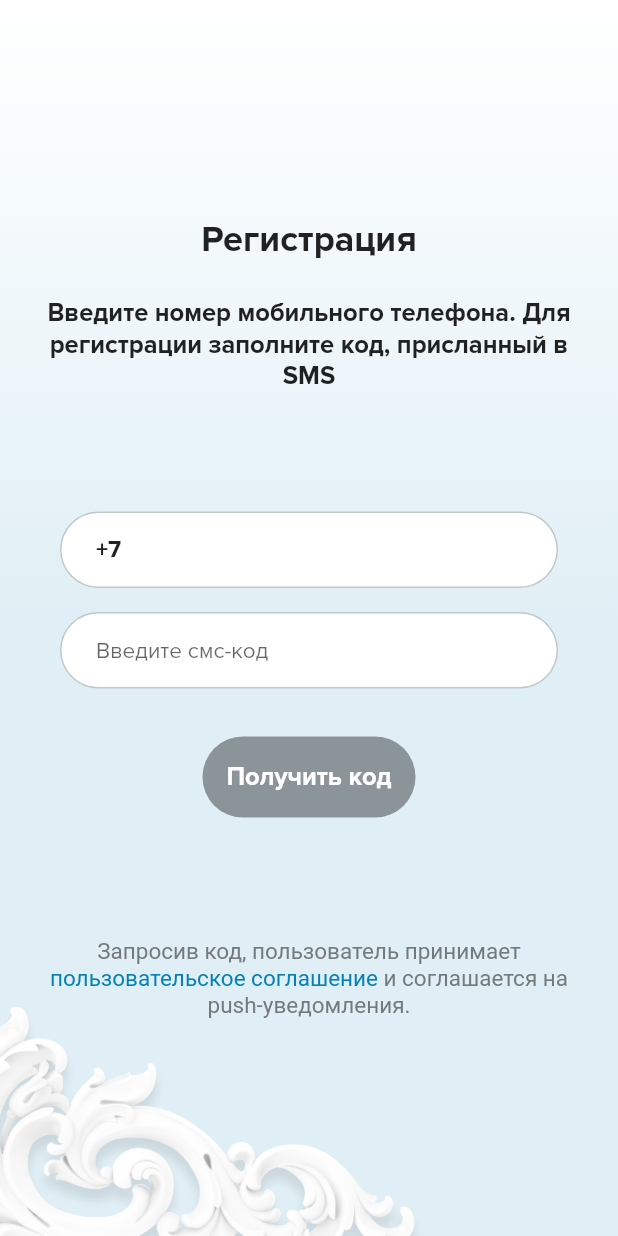
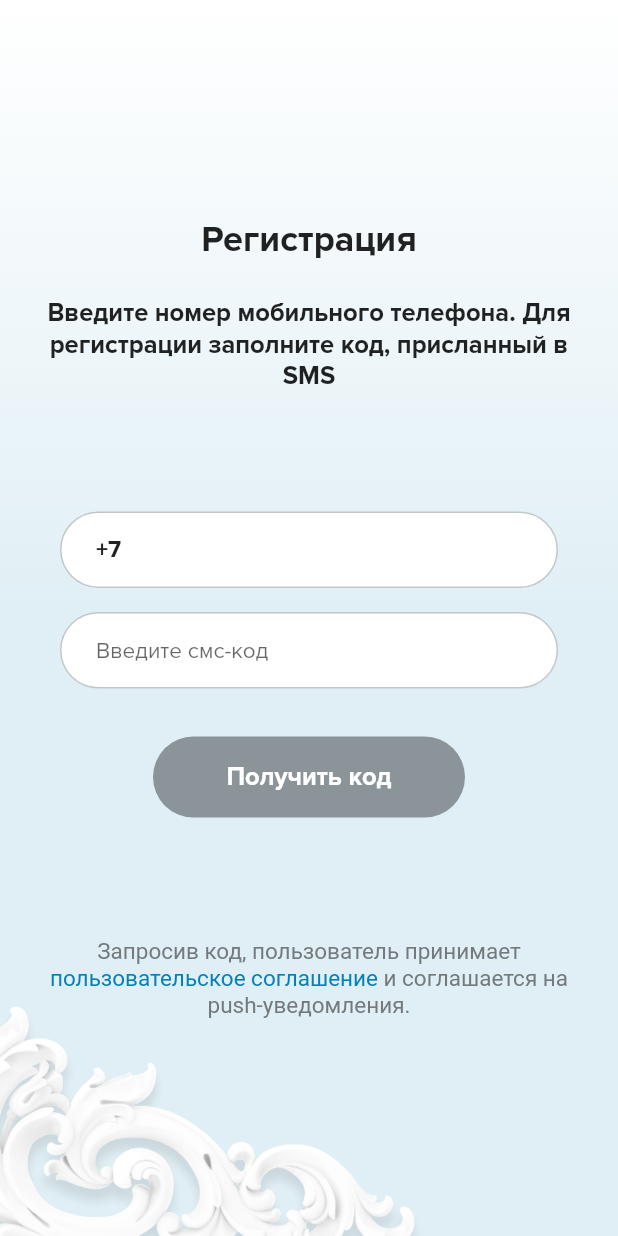
Before and after one commit to uluhulu/swissdent, a Flutter app: the GetCodeScreen screen opened directly, on a phone screen of 412 x 824 dp. Run offline on Flutter 3.47's test engine with Material 2 defaults, Android fonts, the phone set to English and light mode, and no system bars; our stand-ins replace expandable, flutter_bloc, flutter_money_formatter, mask_text_input_formatter, video_player.

Commit message:
work in progress

```diff
--- a/lib/constants/strings.dart
+++ b/lib/constants/strings.dart
@@ -56,6 +56,10 @@ final servicesScreenTitle = 'Услуги';
 final searchBarHint = 'Поиск';
 final userProfileTitle = "Ваш профиль";
 final commonData = "Общие данные";
+final passwordChange = "Сброс пароля";
+final newPassword = "Новый пароль";
+final repeatNewPassword = "Повторите новый пароль";
+final save = "Сохранить";
 
 String serviceCost(double amount) {
   return 'от ${formatMoney(amount)} $rubPrefix';
--- a/lib/main.dart
+++ b/lib/main.dart
@@ -1,5 +1,8 @@
 import 'package:flutter/material.dart';
+import 'package:swissdent/screens/get_code_screen/get_code_screen.dart';
 import 'package:swissdent/screens/product_screen/product_screen.dart';
+import 'package:swissdent/screens/registration_screen/registration_screen.dart';
+import 'package:swissdent/screens/user_profile_screen/user_profile_screen.dart';
 
 void main() {
   runApp(MyApp());
@@ -26,7 +29,7 @@ class MyApp extends StatelessWidget {
           primarySwatch: Colors.blue,
           visualDensity: VisualDensity.adaptivePlatformDensity,
         ),
-        home: ProductScreen(),
+        home: UserProfileScreen(),
       ),
     );
   }
--- a/lib/screens/get_code_screen/get_code_screen.dart
+++ b/lib/screens/get_code_screen/get_code_screen.dart
@@ -90,22 +90,28 @@ class _GetCodeScreenState extends State<GetCodeScreen> {
             ),
             SizedBox(height: 11),
             if (state.nextButtonIsVisible)
-              SwissdentButton(
+              Padding(
+                padding: const EdgeInsets.symmetric(horizontal : 102.0),
+                child: SwissdentButton(
                   buttonColor: codeButtonColor,
                   buttonText: goNextText,
                   isAvaliable: state.nextButtonIsVisible,
                   onTap: () {
                     // sendGetCodeEvent(context);
                   },
+                ),
               )
             else
-              SwissdentButton(
+              Padding(
+                padding: const EdgeInsets.symmetric(horizontal: 102.0),
+                child: SwissdentButton(
                   buttonColor: codeButtonColor,
                   buttonText: getCodeText,
                   isAvaliable: state.getCodeButtonIsAvaliable,
                   onTap: () {
                     sendGetCodeEvent(context);
                   },
+                ),
               ),
             SizedBox(height: 80),
             Padding(
--- a/lib/screens/personal_cabinet/personal_cabinet_screen.dart
+++ b/lib/screens/personal_cabinet/personal_cabinet_screen.dart
@@ -43,7 +43,7 @@ class _PersonalCabinetScreenState extends State<PersonalCabinetScreen> {
           SizedBox(height: 90),
           CompleteTreatment(
             treatmentDate: DateTime.now(),
-            treatmentName: "Массаж простаты",
+            treatmentName: "Консультация",
             treatmentCost: 999.00,
           ),
           ScheduleTreatment(
--- a/lib/screens/personal_cabinet/widget/expand_treatment/schedule_treatment/schedule_treatment.dart
+++ b/lib/screens/personal_cabinet/widget/expand_treatment/schedule_treatment/schedule_treatment.dart
@@ -30,7 +30,7 @@ class ScheduleTreatment extends StatelessWidget {
               surgialTemplateList: surgicalTemplateMockList,
             ),
             SizedBox(height: 32),
-            StagePreventiveCard(doctorName: "Писечкина"),
+            StagePreventiveCard(doctorName: "Семенкова"),
             TreatmentCost(
               treatmentCost: 66000,
               treatmentDiscountCost: 30000,
--- a/lib/screens/personal_cabinet/widget/expand_treatment/schedule_treatment/widget/stage_preventive_card/stage_preventive_card.dart
+++ b/lib/screens/personal_cabinet/widget/expand_treatment/schedule_treatment/widget/stage_preventive_card/stage_preventive_card.dart
@@ -23,7 +23,7 @@ class StagePreventiveCard extends StatelessWidget {
       ///todo remove mock data
       body: PreventiveTemplate(
         dateTime: DateTime.now(),
-        preventiveName: "Очищение жопы",
+        preventiveName: "Комплекс профессиональной гигиены",
         preventiveDescription:
             'Перед хирургическим этапом и после необходи прием у ортопеда для снитяи и фиксации конструкций',
         totalCost: 4200,
--- a/lib/screens/registration_screen/registration_screen.dart
+++ b/lib/screens/registration_screen/registration_screen.dart
@@ -97,7 +97,9 @@ class _RegistrationScreenState extends State<RegistrationScreen> {
             SizedBox(height: 24),
             _buildSocialMediaIcons(context),
             SizedBox(height: 32),
-            SwissdentButton(
+            Padding(
+              padding: const EdgeInsets.symmetric(horizontal: 40.0),
+              child: SwissdentButton(
                 buttonColor: codeButtonColor,
                 isAvaliable: state is RegistrationButtonActive ? true : false,
                 buttonText: registrationText,
@@ -105,6 +107,7 @@ class _RegistrationScreenState extends State<RegistrationScreen> {
                   ///todo open bottomsheet
                   showPasswordBottomSheet(context);
                 },
+              ),
             ),
           ],
         );
@@ -147,6 +150,7 @@ class _RegistrationScreenState extends State<RegistrationScreen> {
           padding: const EdgeInsets.symmetric(horizontal: 40),
           child: SwissdentNumTextField(
             readOnly: true,
+            defaultText: '9827464162',
           ),
         ),
         SizedBox(height: 16),
--- a/lib/widget/swissdent_button.dart
+++ b/lib/widget/swissdent_button.dart
@@ -8,19 +8,21 @@ class SwissdentButton extends StatelessWidget {
   final bool isAvaliable;
   final Function() onTap;
   final Color buttonColor;
+  final double width;
 
   const SwissdentButton({
     Key key,
     this.buttonText,
     this.isAvaliable = false,
     this.onTap,
-    this.buttonColor ,
+    this.buttonColor, this.width ,
   }) : super(key: key);
 
   @override
   Widget build(BuildContext context) {
     return Container(
       height: 54,
+      width: MediaQuery.of(context).size.width,
       child: RaisedButton(
         elevation: 1,
         color: buttonColor,
--- a/lib/widget/swissdent_textfield/swissdent_default_textfield.dart
+++ b/lib/widget/swissdent_textfield/swissdent_default_textfield.dart
@@ -8,10 +8,11 @@ class SwissdentDefaultTextField extends StatefulWidget {
   final String hint;
   final FocusNode focusNode;
   final Function(String text) onSubmitted;
+  final String defaultText;
 
   const SwissdentDefaultTextField({
     Key key,
-    this.onType, this.hint, this.focusNode, this.onSubmitted,
+    this.onType, this.hint, this.focusNode, this.onSubmitted, this.defaultText = '',
   }) : super(key: key);
 
   @override
@@ -20,12 +21,13 @@ class SwissdentDefaultTextField extends StatefulWidget {
 
 class _SwissdentDefaultTextFieldState extends State<SwissdentDefaultTextField> {
 
-  final controller = TextEditingController();
+  TextEditingController controller;
 
   @override
   void initState() {
     // TODO: implement initState
     super.initState();
+    controller = TextEditingController(text: widget.defaultText.isNotEmpty ? widget.defaultText : '' );
     controller.addListener(() {
       widget.onType(controller.text);
     });
--- a/lib/widget/swissdent_textfield/swissdent_num_textfield.dart
+++ b/lib/widget/swissdent_textfield/swissdent_num_textfield.dart
@@ -5,11 +5,13 @@ import 'package:swissdent/widget/swissdent_textfield/base/swissdent_text_field.d
 class SwissdentNumTextField extends StatefulWidget {
   final Function(String unmaskedText) onNumberType;
   final bool readOnly;
+  final String defaultText;
 
   const SwissdentNumTextField({
     Key key,
     this.onNumberType,
     this.readOnly = false,
+    this.defaultText = '',
   }) : super(key: key);
 
   @override
@@ -25,12 +27,12 @@ class _SwissdentNumTextFieldState extends State<SwissdentNumTextField> {
     },
   );
 
-  final controller = TextEditingController(text: numPrefix);
-
+   TextEditingController controller;
   @override
   void initState() {
     // TODO: implement initState
     super.initState();
+    controller = TextEditingController(text: maskFormatter.maskText('$numPrefix${widget.defaultText}'));
     controller.addListener(() {
       widget.onNumberType(maskFormatter.unmaskText(controller.text));
       if (controller.text.isEmpty) {
```
Also changed, not shown: lib/screens/user_profile_screen/user_profile_screen.dart (+18 -4 lines), lib/screens/user_profile_screen/widget/user_profile_info.dart (+70 -2 lines), 1 other file. Lines whose indentation alone changed are shown as unchanged.
